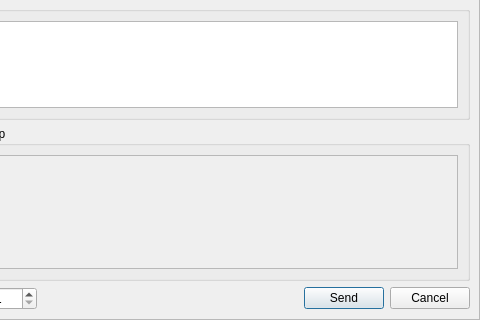
This is retroshare-gui/src/gui/gxsforums/CreateGxsForumMsg.ui in RetroShare/RetroShare as Qt 5 draws it before an edit; both pictures show x 160 to 640 and y 145 to 465 of the 640 by 465 pixel window. The edited form follows.
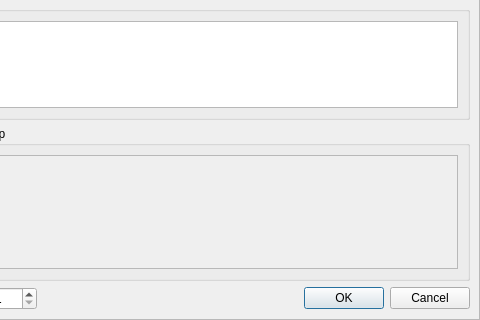
This is the edited form. Icons and pictures are not drawn. Custom widgets are drawn as their Qt base class.

Commit message: Removed "Send" button in CreateGxsForumMsg and used "Ok" button of the buttonbox to send a message.

Diff of the .ui file:
```diff
--- a/retroshare-gui/src/gui/gxsforums/CreateGxsForumMsg.ui
+++ b/retroshare-gui/src/gui/gxsforums/CreateGxsForumMsg.ui
@@ -290,22 +290,6 @@
           </property>
          </spacer>
         </item>
-        <item>
-         <widget class="QPushButton" name="sendButton">
-          <property name="sizePolicy">
-           <sizepolicy hsizetype="Minimum" vsizetype="Fixed">
-            <horstretch>0</horstretch>
-            <verstretch>0</verstretch>
-           </sizepolicy>
-          </property>
-          <property name="text">
-           <string>Send</string>
-          </property>
-          <property name="default">
-           <bool>true</bool>
-          </property>
-         </widget>
-        </item>
         <item>
          <widget class="QDialogButtonBox" name="buttonBox">
           <property name="sizePolicy">
@@ -315,7 +299,7 @@
            </sizepolicy>
           </property>
           <property name="standardButtons">
-           <set>QDialogButtonBox::Cancel</set>
+           <set>QDialogButtonBox::Cancel|QDialogButtonBox::Ok</set>
           </property>
          </widget>
         </item>
```
The commit also changes 1 other file.
